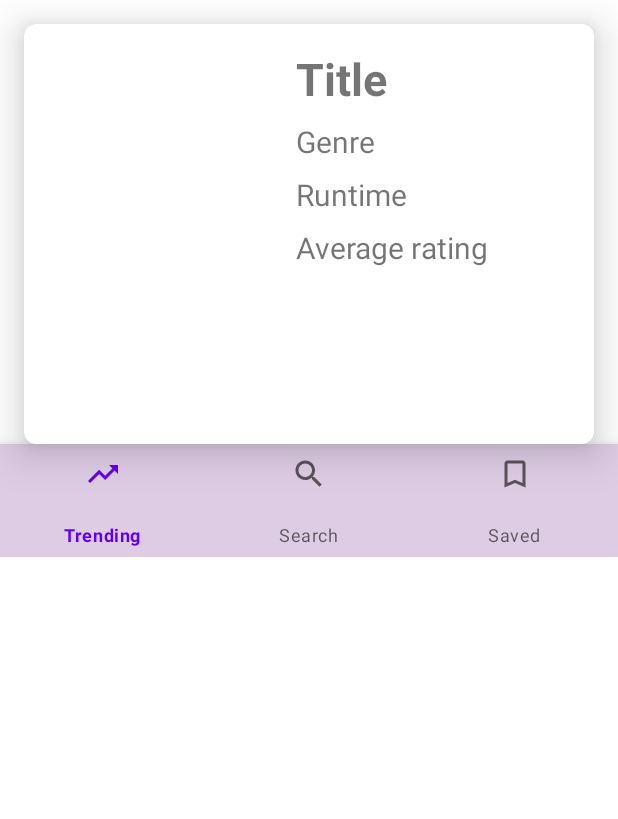
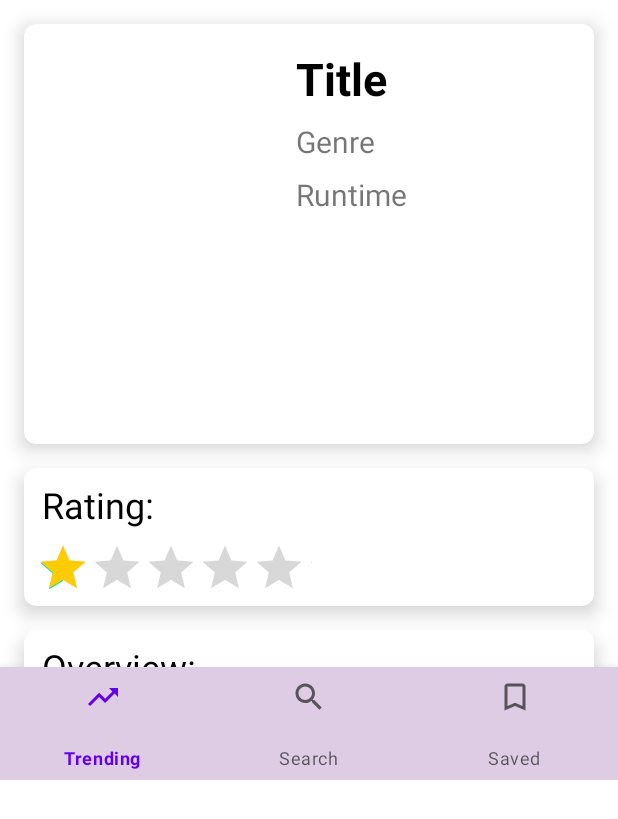
Before and after one commit to ryancho3/MoviesApp, an Android app: the layout fragment_detail.xml on its own in the app's theme, with its tools: preview values and no code run, on a phone screen of 412 x 824 dp. Shown: the top 819 px of the screen. Run offline under Robolectric (Android 15) with nearby library versions, the phone set to English and light mode, and no system bars.

Commit message:
finishing touches

```diff
--- a/app/src/main/java/com/example/moviesapp/MovieListItem.kt
+++ b/app/src/main/java/com/example/moviesapp/MovieListItem.kt
@@ -14,5 +14,7 @@ data class MovieListItem (
     @Json(name = "title")
     val title: String,
     @Json(name = "vote_average")
-    val voteAvg: Double
+    val voteAvg: Double,
+    @Json(name = "release_date")
+    val releaseDate: String
     )
--- a/app/src/main/java/com/example/moviesapp/detailFragment.kt
+++ b/app/src/main/java/com/example/moviesapp/detailFragment.kt
@@ -50,13 +50,14 @@ class detailFragment : Fragment() {
                 }
 
                 binding.movieGenre.text = genreText
-                binding.movieDetails.text = movie.overview
+                binding.movieOverview.text = movie.overview
 //                binding.movieAdult.text = when (movie.isAdult) {
 //                    true -> "Adult Film"
 //                    false -> "Not Adult Film"
 //                }
-                binding.movieAvgRating.text = movie.voteAverage.toString()
-                binding.movieRuntime.text = (movie.runtime / 60).toString() + " hour(s) " + (movie.runtime % 60).toString() + " minutes"
+                binding.movieRating.rating = movie.voteAverage.toFloat() / 2
+                binding.movieRuntime.text = "Runtime: " + (movie.runtime / 60).toString() +
+                        " h " + (movie.runtime % 60).toString() + " min"
 
                 val movieUri = "https://image.tmdb.org/t/p/original" + movie.posterPath
 
--- a/app/src/main/res/layout/fragment_detail.xml
+++ b/app/src/main/res/layout/fragment_detail.xml
@@ -11,7 +11,7 @@
         android:layout_height="280dp"
         android:layout_margin="16dp"
         app:cardCornerRadius="8dp"
-        app:cardElevation="16dp"
+        app:cardElevation="8dp"
         app:layout_constraintStart_toStartOf="parent"
         app:layout_constraintTop_toTopOf="parent">
 
@@ -50,6 +50,7 @@
                     android:layout_height="wrap_content"
                     android:layout_marginTop="8dp"
                     android:text="Title"
+                    android:textColor="#000000"
                     android:textSize="30sp"
                     android:textStyle="bold" />
 
@@ -69,31 +70,103 @@
                     android:text="Runtime"
                     android:textSize="20sp" />
 
-                <TextView
-                    android:id="@+id/movie_avg_rating"
-                    android:layout_width="wrap_content"
-                    android:layout_height="wrap_content"
-                    android:layout_marginTop="8dp"
-                    android:text="Average rating"
-                    android:textSize="20sp" />
 
             </LinearLayout>
         </androidx.constraintlayout.widget.ConstraintLayout>
 
     </androidx.cardview.widget.CardView>
 
-    <TextView
-        android:id="@+id/movie_details"
-        android:layout_width="wrap_content"
+    <androidx.cardview.widget.CardView
+        android:id="@+id/rating_card"
+        android:layout_width="match_parent"
         android:layout_height="wrap_content"
-        android:padding="24dp"
-        android:layout_marginStart="32dp"
-        android:layout_marginEnd="32dp"
-        android:text="Details"
-        android:textSize="20sp"
-        app:layout_constraintEnd_toEndOf="parent"
+        android:layout_margin="16dp"
+        app:cardCornerRadius="8dp"
+        app:cardElevation="8dp"
         app:layout_constraintStart_toStartOf="parent"
-        app:layout_constraintTop_toBottomOf="@+id/main_card" />
+        app:layout_constraintTop_toBottomOf="@+id/main_card">
+
+        <androidx.constraintlayout.widget.ConstraintLayout
+            android:layout_width="match_parent"
+            android:layout_height="match_parent"
+            >
+
+            <TextView
+                android:id="@+id/rating_label"
+                android:layout_width="wrap_content"
+                android:layout_height="wrap_content"
+                android:layout_marginStart="12dp"
+                android:layout_marginTop="8dp"
+                android:text="Rating:"
+                android:textColor="#000000"
+                android:textSize="24sp"
+                app:layout_constraintStart_toStartOf="parent"
+                app:layout_constraintTop_toTopOf="parent" />
+
+            <RatingBar
+                android:id="@+id/movie_rating"
+                style="?android:attr/ratingBarStyleIndicator"
+                android:layout_width="200dp"
+                android:layout_height="51dp"
+                android:padding="8dp"
+                android:progressTint="#FFCC01"
+                android:rating="1"
+                app:layout_constraintStart_toStartOf="parent"
+                app:layout_constraintTop_toBottomOf="@+id/rating_label" />
+
+
+        </androidx.constraintlayout.widget.ConstraintLayout>
+
+
+    </androidx.cardview.widget.CardView>
+
+    <androidx.cardview.widget.CardView
+        android:id="@+id/overview_card"
+        android:layout_width="match_parent"
+        android:layout_height="wrap_content"
+        android:layout_margin="16dp"
+        app:cardCornerRadius="8dp"
+        app:cardElevation="8dp"
+        app:layout_constraintStart_toStartOf="parent"
+        app:layout_constraintTop_toBottomOf="@+id/rating_card">
+
+        <androidx.constraintlayout.widget.ConstraintLayout
+            android:layout_width="match_parent"
+            android:layout_height="match_parent">
+
+            <TextView
+                android:layout_width="wrap_content"
+                android:layout_height="wrap_content"
+                android:text="Overview:"
+                android:id="@+id/overview_label"
+                android:layout_marginStart="12dp"
+                android:layout_marginTop="8dp"
+                android:textColor="#000000"
+                android:textSize="24sp"
+                app:layout_constraintStart_toStartOf="parent"
+                app:layout_constraintTop_toTopOf="parent" />
+
+            <TextView
+                android:id="@+id/movie_overview"
+                android:layout_width="wrap_content"
+                android:layout_height="wrap_content"
+                android:padding="16dp"
+                android:text="Details"
+                android:textSize="20sp"
+                app:layout_constraintTop_toBottomOf="@+id/overview_label"
+                app:layout_constraintEnd_toEndOf="parent"
+                app:layout_constraintStart_toStartOf="parent"
+                />
+
+        </androidx.constraintlayout.widget.ConstraintLayout>
+
+
+
+
+
+    </androidx.cardview.widget.CardView>
+
+
 
     <com.google.android.material.bottomnavigation.BottomNavigationView
         android:id="@+id/bottomNavigationView"
@@ -102,7 +175,6 @@
         android:background="#DECCE4"
         app:layout_constraintBottom_toBottomOf="parent"
         app:layout_constraintEnd_toEndOf="parent"
-        app:layout_constraintHorizontal_bias="0.5"
         app:layout_constraintStart_toStartOf="parent"
         app:menu="@menu/bottom_nav_menu"
         tools:itemIconSize="30dp" />
```
